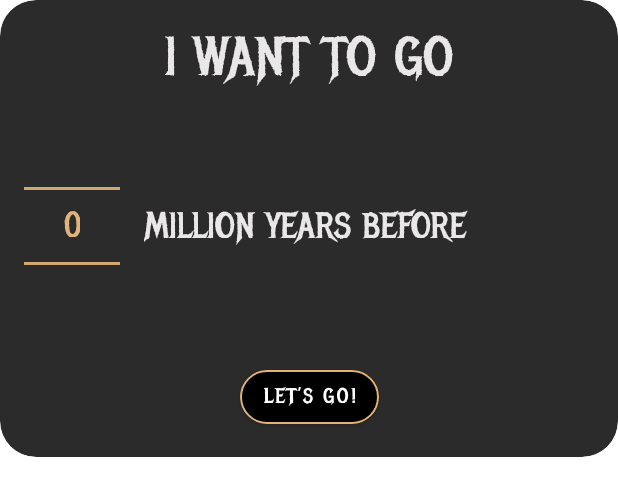
After one commit to shubhamji88/TimeSnap, an Android app: the layout time_pick.xml on its own in the app's theme, with its tools: preview values and no code run, on a phone screen of 412 x 824 dp. The commit adds this screen. Shown: the top 496 px of the screen. Run offline under Robolectric (Android 15) with nearby library versions, the phone set to English and light mode, and no system bars.

Commit message:
added & updated screens,dialog

```diff
--- a/app/src/main/java/com/shubhamji88/timesnap/ui/MapViewFragment.kt
+++ b/app/src/main/java/com/shubhamji88/timesnap/ui/map/MapViewFragment.kt
@@ -1,4 +1,4 @@
-package com.shubhamji88.timesnap.ui
+package com.shubhamji88.timesnap.ui.map
 
 import android.app.Application
 import android.content.Context
@@ -62,7 +62,7 @@ class MapViewFragment : Fragment() {
     private fun putPlaceMarks(){
         val layer = RenderableLayer("Placemarks")
         wwd.layers.addLayer(layer)
-        wwd.worldWindowController=PickNavigateController(application)
+        wwd.worldWindowController= PickNavigateController(application)
         layer.addRenderable(
             createAirportPlacemark(
                 Position.fromDegrees(34.2000, -119.2070, 0.0),
--- a/app/src/main/java/com/shubhamji88/timesnap/ui/MapViewViewModel.kt
+++ b/app/src/main/java/com/shubhamji88/timesnap/ui/map/MapViewViewModel.kt
@@ -1,4 +1,4 @@
-package com.shubhamji88.timesnap.ui
+package com.shubhamji88.timesnap.ui.map
 
 import android.app.Application
 import androidx.lifecycle.AndroidViewModel
--- a/app/src/main/java/com/shubhamji88/timesnap/ui/MapViewViewModelFactory.kt
+++ b/app/src/main/java/com/shubhamji88/timesnap/ui/map/MapViewViewModelFactory.kt
@@ -1,4 +1,4 @@
-package com.shubhamji88.timesnap.ui
+package com.shubhamji88.timesnap.ui.map
 
 import android.app.Application
 import androidx.lifecycle.ViewModel
--- a/app/src/main/res/layout/activity_main.xml
+++ b/app/src/main/res/layout/activity_main.xml
@@ -9,7 +9,7 @@
         android:id="@+id/HostFragment"
         android:layout_width="match_parent"
         android:layout_height="match_parent"
-        android:name="com.shubhamji88.timesnap.ui.MapViewFragment"
+        android:name="com.shubhamji88.timesnap.ui.map.MapViewFragment"
          />
 
 </LinearLayout>
--- /dev/null
+++ b/app/src/main/res/layout/time_pick.xml
@@ -0,0 +1,72 @@
+<?xml version="1.0" encoding="utf-8"?>
+<com.google.android.material.card.MaterialCardView xmlns:app="http://schemas.android.com/apk/res-auto"
+    xmlns:tools="http://schemas.android.com/tools"
+    xmlns:android="http://schemas.android.com/apk/res/android"
+    android:layout_width="match_parent"
+    android:layout_height="wrap_content"
+    app:cardCornerRadius="24dp"
+    android:backgroundTint="#2B2B2B">
+    <androidx.constraintlayout.widget.ConstraintLayout xmlns:android="http://schemas.android.com/apk/res/android"
+        android:layout_width="match_parent"
+        android:layout_height="wrap_content"
+        >
+        <NumberPicker
+            android:id="@+id/numberPicker"
+            android:layout_width="wrap_content"
+            android:layout_height="wrap_content"
+            android:layout_marginStart="16dp"
+            android:outlineAmbientShadowColor="@color/white"
+            android:theme="@style/MyNumberPickerWidgetStyle"
+            app:layout_constraintStart_toStartOf="parent"
+            app:layout_constraintTop_toBottomOf="@+id/textView" />
+
+        <TextView
+            android:id="@+id/textView"
+            android:layout_width="wrap_content"
+            android:layout_height="wrap_content"
+            android:layout_marginTop="16dp"
+            android:fontFamily="@font/metal_mania"
+            android:text="I WANT TO GO"
+            android:textColor="#E9E7E7"
+            android:textSize="36sp"
+            app:layout_constraintEnd_toEndOf="parent"
+            app:layout_constraintStart_toStartOf="parent"
+            app:layout_constraintTop_toTopOf="parent" />
+
+        <TextView
+            android:id="@+id/textView2"
+            android:layout_width="0dp"
+            android:layout_height="wrap_content"
+            android:layout_marginStart="16dp"
+            android:layout_marginEnd="16dp"
+            android:fontFamily="@font/metal_mania"
+            android:text="MILLION YEARS BEFORE"
+            android:textColor="#E9E7E7"
+            android:textSize="24sp"
+            app:layout_constraintBottom_toBottomOf="@+id/numberPicker"
+            app:layout_constraintEnd_toEndOf="parent"
+            app:layout_constraintHorizontal_bias="1.0"
+            app:layout_constraintStart_toEndOf="@+id/numberPicker"
+            app:layout_constraintTop_toTopOf="@+id/numberPicker" />
+
+        <com.google.android.material.button.MaterialButton
+            android:id="@+id/go"
+            android:layout_width="wrap_content"
+            android:layout_height="wrap_content"
+            android:layout_marginBottom="16dp"
+            android:backgroundTint="@color/black"
+            android:elevation="4dp"
+            android:fontFamily="@font/metal_mania"
+            android:shadowColor="#FFFF"
+            android:shadowDy="40"
+            android:text="LET’S GO!"
+            app:cornerRadius="18dp"
+            app:layout_constraintBottom_toBottomOf="parent"
+            app:layout_constraintEnd_toEndOf="parent"
+            app:layout_constraintStart_toStartOf="parent"
+            app:layout_constraintTop_toBottomOf="@+id/numberPicker"
+            app:strokeColor="#E1B378"
+            app:strokeWidth="1dp" />
+
+    </androidx.constraintlayout.widget.ConstraintLayout>
+</com.google.android.material.card.MaterialCardView>
--- /dev/null
+++ b/app/src/main/res/values/styles.xml
@@ -0,0 +1,11 @@
+<?xml version="1.0" encoding="utf-8"?>
+<resources>
+    <style name="MyNumberPickerWidgetStyle" parent="@android:style/Widget.Material.TimePicker">
+        <item name="android:numbersTextColor">@color/black</item>
+        <item name="android:textSize">24sp</item>
+        <item name="android:fontFamily">@font/metal_mania</item>
+        <item name="android:textColorPrimary">#E1B378</item>
+        <item name="android:textColorSecondary">#E1B378</item>
+        <item name="android:textColor">#E1B378</item>
+    </style>
+</resources>
```
Also changed, not shown: app/src/main/res/layout/about_animal.xml (added, +102 -0 lines), app/src/main/res/layout/sticker_animal.xml (added, +76 -0 lines), app/src/main/res/font/metal_mania.ttf (added).
